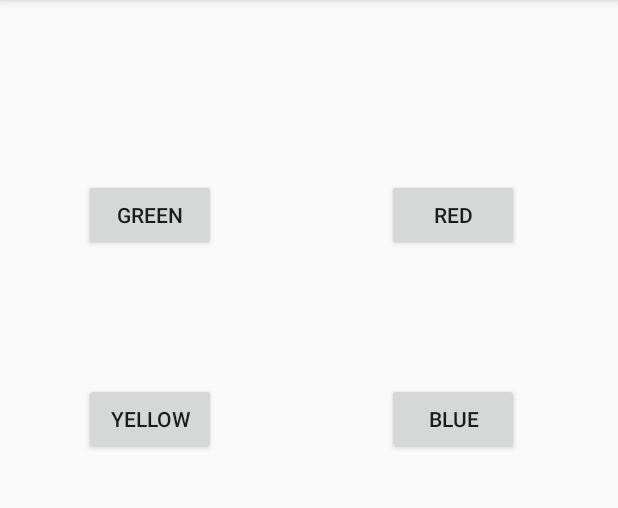
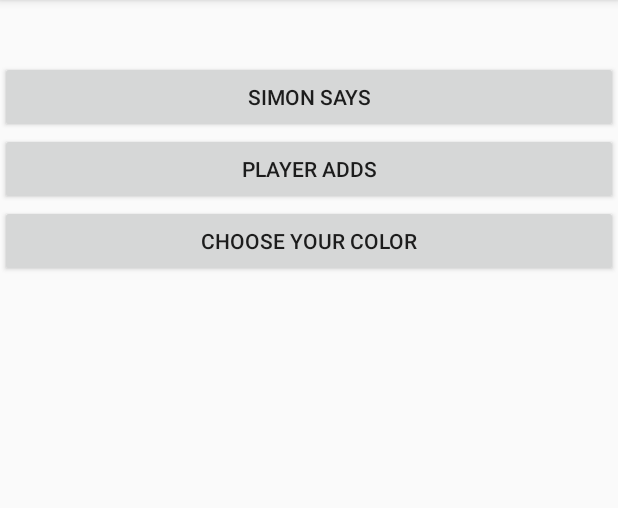
Before and after one commit to tbcrozier/Assignment2Simon, an Android app: the screen it shows after launch (GameActivity before the commit, ModeActivity after it), after a tap on "PLAY SIMON", on a phone screen of 412 x 824 dp, the part 84-592 px from its top. Run offline under Robolectric (Android 15) with nearby library versions, the phone set to English and light mode, and no system bars.

Commit message:
Added a mode activity, async class, and more boilerplate code.

```diff
--- a/app/src/main/AndroidManifest.xml
+++ b/app/src/main/AndroidManifest.xml
@@ -19,6 +19,7 @@
 
         <activity android:name=".GameActivity"></activity>
         <activity android:name=".AboutActvity"></activity>
+        <activity android:name=".ModeActivity"></activity>
 
     </application>
 
--- /dev/null
+++ b/app/src/main/java/com/davidroach/assignment2simon/ModeActivity.java
@@ -0,0 +1,49 @@
+package com.davidroach.assignment2simon;
+
+import android.support.v7.app.AppCompatActivity;
+import android.os.Bundle;
+import android.view.View;
+import android.content.Intent;
+import android.view.Window;
+import android.widget.Button;
+
+/**
+ * Created by droach-dev on 2/16/17.
+ */
+
+public class ModeActivity extends AppCompatActivity {
+
+    private enum Mode{
+        SIMON_SAYS,
+        PLAYER_ADDS,
+        CHOOSE_YOUR_COLOR
+    }
+
+    @Override
+    public void onCreate(Bundle savedInstanceState) {
+        super.onCreate(savedInstanceState);
+
+        /* Disable title bar */
+        this.requestWindowFeature(Window.FEATURE_NO_TITLE);
+        setContentView(R.layout.activity_mode);
+
+        //Mode buttons
+        //Pass game mode to next activity
+
+        Button simonSaysButton = (Button) findViewById(R.id.simonsays_button);
+        Button playerAddButton = (Button) findViewById(R.id.playeradds_button);
+        Button chooseColorButton = (Button) findViewById(R.id.choosecolor_button);
+
+
+    }
+
+    private void goToGame(Mode modeIn){
+        //Pass game mode Go to Mode Activity
+        Intent intent = new Intent(getApplicationContext(), GameActivity.class);
+
+        intent.putExtra("GAMEMODE", modeIn);
+
+
+        startActivity(intent);
+    }
+}
--- a/app/src/main/java/com/davidroach/assignment2simon/Start.java
+++ b/app/src/main/java/com/davidroach/assignment2simon/Start.java
@@ -21,8 +21,8 @@ public class Start extends AppCompatActivity {
         findViewById(R.id.play_button).setOnClickListener(new View.OnClickListener() {
             @Override
             public void onClick(View v) {
-                //Go to GameActivity
-                Intent intent = new Intent(getApplicationContext(), GameActivity.class);
+                //Go to Mode Activity
+                Intent intent = new Intent(getApplicationContext(), ModeActivity.class);
                 startActivity(intent);
             }
         });
--- a/app/src/main/res/layout/activity_game.xml
+++ b/app/src/main/res/layout/activity_game.xml
@@ -1,7 +1,7 @@
 <?xml version="1.0" encoding="utf-8"?>
 <RelativeLayout xmlns:android="http://schemas.android.com/apk/res/android"
     xmlns:tools="http://schemas.android.com/tools"
-    android:id="@+id/activity_start"
+    android:id="@+id/activity_game"
     android:layout_width="match_parent"
     android:layout_height="match_parent"
     android:paddingBottom="@dimen/activity_vertical_margin"
--- /dev/null
+++ b/app/src/main/res/layout/activity_mode.xml
@@ -0,0 +1,37 @@
+<?xml version="1.0" encoding="utf-8"?>
+<LinearLayout xmlns:android="http://schemas.android.com/apk/res/android"
+    xmlns:tools="http://schemas.android.com/tools"
+    android:orientation="vertical"
+    android:layout_width="match_parent"
+    android:layout_height="match_parent"
+    android:id="@+id/activity_mode">
+
+    <TextView
+        android:layout_width="match_parent"
+        android:layout_height="wrap_content"
+        android:id="@+id/textView"
+        android:textAlignment="center"
+        tools:text="@string/mode_question"
+        android:textSize="30sp" />
+
+    <Button
+        android:layout_width="match_parent"
+        android:layout_height="wrap_content"
+        android:id="@+id/simonsays_button"
+        tools:text="@string/simon_says"
+        android:text="@string/simon_says" />
+
+    <Button
+        android:layout_width="match_parent"
+        android:layout_height="wrap_content"
+        android:id="@+id/playeradds_button"
+        tools:text="@string/player_adds"
+        android:text="@string/player_adds" />
+
+    <Button
+        android:layout_width="match_parent"
+        android:layout_height="wrap_content"
+        android:id="@+id/choosecolor_button"
+        tools:text="@string/choose_color"
+        android:text="@string/choose_color" />
+</LinearLayout>
--- a/app/src/main/res/values/strings.xml
+++ b/app/src/main/res/values/strings.xml
@@ -1,3 +1,7 @@
 <resources>
     <string name="app_name">Assignment2Simon</string>
+    <string name="mode_question">Choose game mode:</string>
+    <string name="simon_says">Simon Says</string>
+    <string name="player_adds">Player Adds</string>
+    <string name="choose_color">Choose Your Color</string>
 </resources>
```
Also changed, not shown: app/src/main/java/com/davidroach/assignment2simon/GameActivity.java (+30 -0 lines), app/src/main/res/layout/activity_about.xml (+10 -2 lines).
